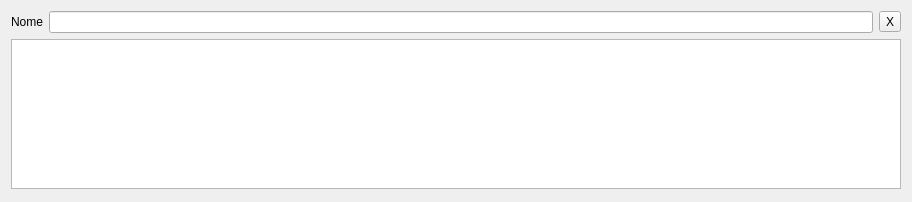
First picture: the form in fastdoc/gui_app/widgets/sobjects_by_pics/pics_organizer/organizer_obj/organizer_obj.ui, repository renatormc/dev_laudo_sinfweb, before the edit.
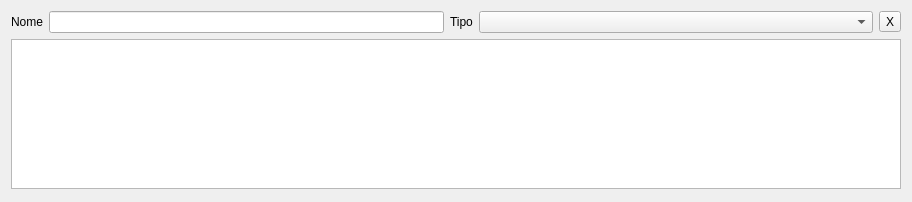
Second picture: the form after the edit.

Diff of the .ui file:
```diff
--- a/fastdoc/gui_app/widgets/sobjects_by_pics/pics_organizer/organizer_obj/organizer_obj.ui
+++ b/fastdoc/gui_app/widgets/sobjects_by_pics/pics_organizer/organizer_obj/organizer_obj.ui
@@ -15,7 +15,7 @@
   </property>
   <layout class="QVBoxLayout" name="verticalLayout">
    <item>
-    <layout class="QHBoxLayout" name="horizontalLayout" stretch="0,0,0">
+    <layout class="QHBoxLayout" name="horizontalLayout" stretch="0,1,0,1,0">
      <item>
       <widget class="QLabel" name="label">
        <property name="text">
@@ -26,6 +26,16 @@
      <item>
       <widget class="QLineEdit" name="led_name"/>
      </item>
+     <item>
+      <widget class="QLabel" name="label_2">
+       <property name="text">
+        <string>Tipo</string>
+       </property>
+      </widget>
+     </item>
+     <item>
+      <widget class="QComboBox" name="cbx_type"/>
+     </item>
      <item>
       <widget class="QToolButton" name="btn_close">
        <property name="text">
```
